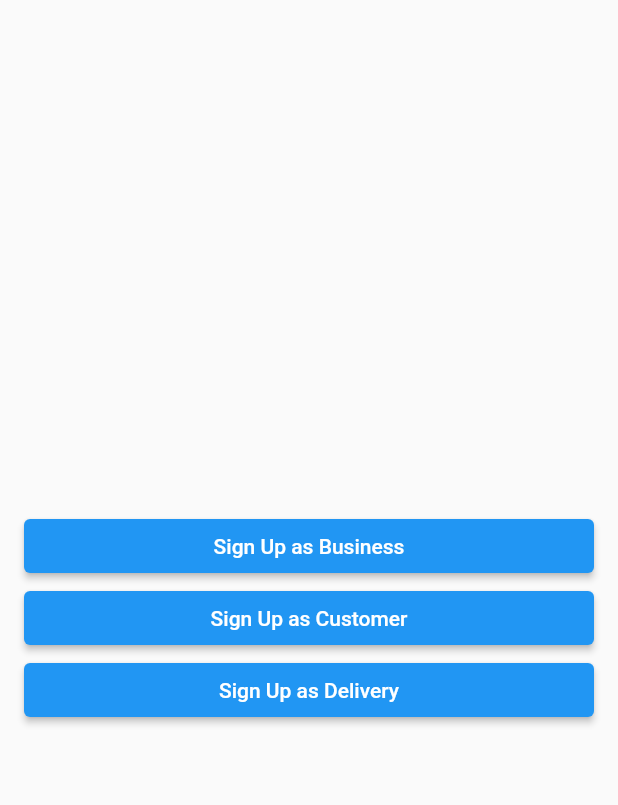
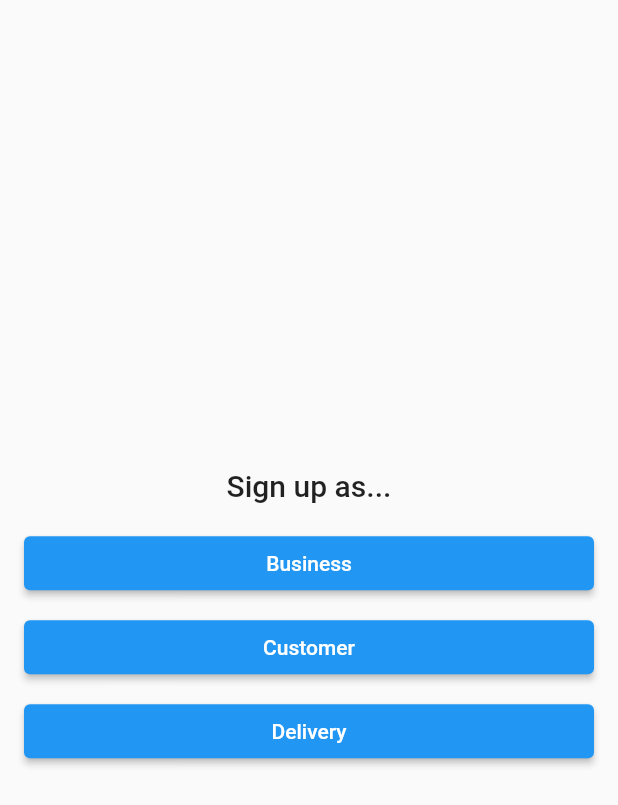
Before and after one commit to ayc-g6/pedidosNow-front, a Flutter app: the SignUpRedirectionPage screen opened directly, on a phone screen of 412 x 824 dp. Shown: the top 805 px of the screen. Run offline on Flutter 3.47's test engine with Material 2 defaults, Android fonts, the phone set to English and light mode, and no system bars; our stand-ins replace flutter_secure_storage, infinite_scroll_pagination, syncfusion_flutter_charts; accounts and stored records are empty.

Commit message:
[UPDATE] - Tidied up a little bit the sign up page

```diff
--- a/lib/src/pages/sign_up_redirection.dart
+++ b/lib/src/pages/sign_up_redirection.dart
@@ -15,10 +15,15 @@ class SignUpRedirectionPage extends StatelessWidget {
               mainAxisAlignment: MainAxisAlignment.center,
               crossAxisAlignment: CrossAxisAlignment.center,
               children: [
+                Text(
+                  "Sign up as...",
+                  style: Theme.of(context).textTheme.titleLarge
+                ),
+                const SizedBox(height: 16),
                 SizedBox(
                   width: double.infinity,
                   child: ElevatedButton(
-                    child: const Text('Sign Up as Business'),
+                    child: const Text('Business'),
                     onPressed: () {
                       Navigator.of(context).push(
                         MaterialPageRoute(
@@ -30,10 +35,11 @@ class SignUpRedirectionPage extends StatelessWidget {
                     },
                   ),
                 ),
+                const SizedBox(height: 8),
                 SizedBox(
                   width: double.infinity,
                   child: ElevatedButton(
-                    child: const Text('Sign Up as Customer'),
+                    child: const Text('Customer'),
                     onPressed: () {
                       Navigator.of(context).push(
                         MaterialPageRoute(
@@ -45,10 +51,11 @@ class SignUpRedirectionPage extends StatelessWidget {
                     },
                   ),
                 ),
+                const SizedBox(height: 8),
                 SizedBox(
                   width: double.infinity,
                   child: ElevatedButton(
-                    child: const Text('Sign Up as Delivery'),
+                    child: const Text('Delivery'),
                     onPressed: () {
                       Navigator.of(context).push(
                         MaterialPageRoute(
```
